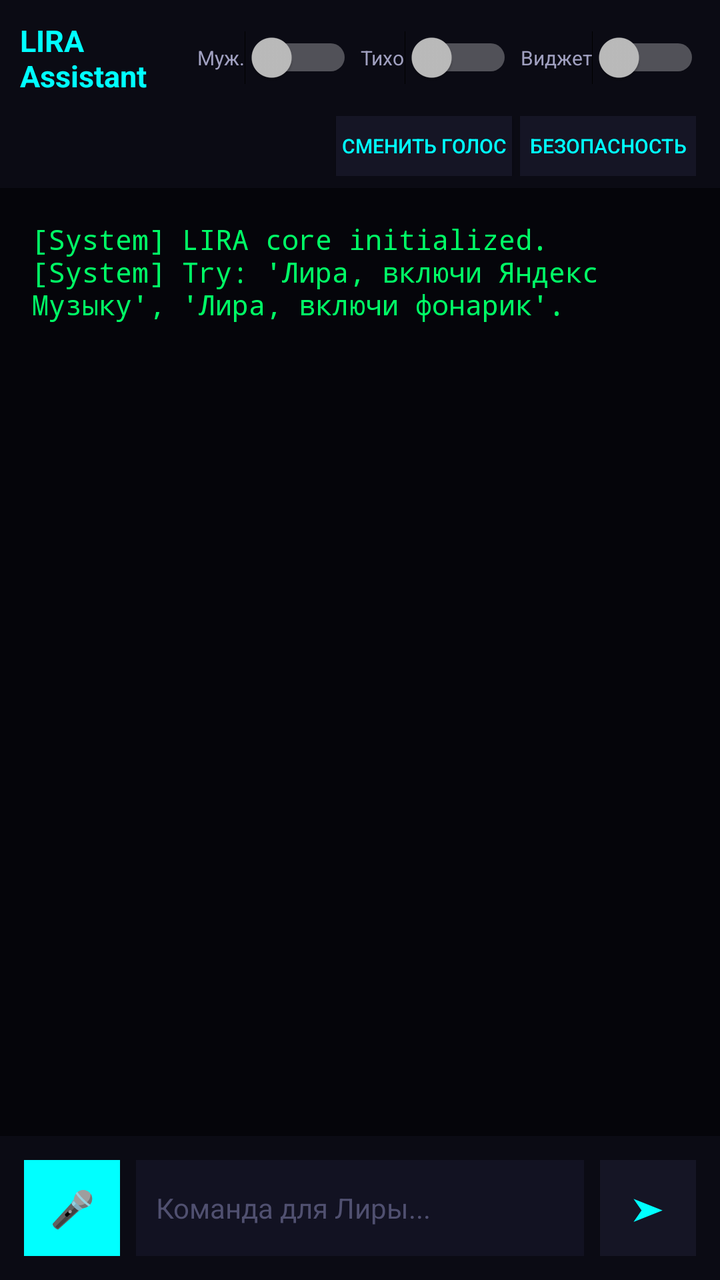
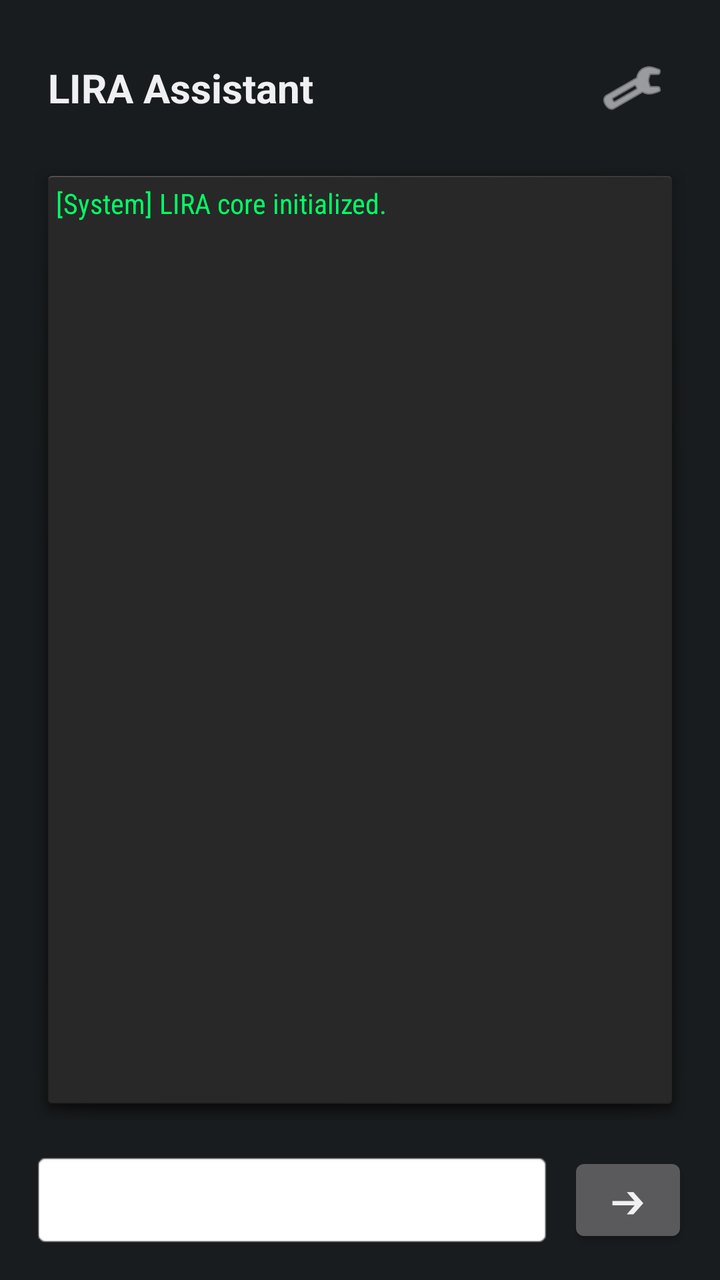

Before-and-after screenshots of an Android layout around one commit, followed by the original layout XML and the change that was made.
<!-- AndroidManifest.xml: application theme android:Theme.DeviceDefault.NoActionBar -->
<!-- res/layout/activity_main.xml -->
<?xml version="1.0" encoding="utf-8"?>
<RelativeLayout xmlns:android="http://schemas.android.com/apk/res/android"
    android:layout_width="match_parent"
    android:layout_height="match_parent"
    android:background="#05050A">

    <LinearLayout
        android:id="@+id/topBar"
        android:layout_width="match_parent"
        android:layout_height="wrap_content"
        android:orientation="horizontal"
        android:padding="10dp"
        android:gravity="center_vertical"
        android:background="#0B0B14">
        
        <TextView
            android:layout_width="0dp"
            android:layout_height="wrap_content"
            android:layout_weight="1"
            android:text="LIRA Assistant"
            android:textColor="#00FFFF"
            android:textSize="15sp"
            android:textStyle="bold"/>

        <Switch
            android:id="@+id/genderSwitch"
            android:layout_width="wrap_content"
            android:layout_height="wrap_content"
            android:text="Муж."
            android:textColor="#A0A0C0"
            android:textSize="10sp"
            android:layout_marginEnd="4dp"/>

        <Switch
            android:id="@+id/voiceMuteSwitch"
            android:layout_width="wrap_content"
            android:layout_height="wrap_content"
            android:text="Тихо"
            android:textColor="#A0A0C0"
            android:textSize="10sp"
            android:layout_marginEnd="4dp"/>

        <Switch
            android:id="@+id/widgetSwitch"
            android:layout_width="wrap_content"
            android:layout_height="wrap_content"
            android:text="Виджет"
            android:textColor="#A0A0C0"
            android:textSize="10sp"/>
    </LinearLayout>

    <LinearLayout
        android:id="@+id/subTopBar"
        android:layout_width="match_parent"
        android:layout_height="wrap_content"
        android:layout_below="@id/topBar"
        android:orientation="horizontal"
        android:paddingStart="12dp"
        android:paddingEnd="12dp"
        android:paddingBottom="6dp"
        android:background="#0B0B14"
        android:gravity="end">

        <Button
            android:id="@+id/voiceBtn"
            android:layout_width="wrap_content"
            android:layout_height="30dp"
            android:text="Сменить голос"
            android:textSize="10sp"
            android:layout_marginStart="4dp"
            android:background="#151525"
            android:textColor="#00FFFF"/>
            
        <Button
            android:id="@+id/policyBtn"
            android:layout_width="wrap_content"
            android:layout_height="30dp"
            android:text="Безопасность"
            android:textSize="10sp"
            android:layout_marginStart="4dp"
            android:background="#151525"
            android:textColor="#00FFFF"/>
    </LinearLayout>

    <ScrollView
        android:id="@+id/scrollView"
        android:layout_width="match_parent"
        android:layout_height="match_parent"
        android:layout_above="@id/bottomBar"
        android:layout_below="@id/subTopBar"
        android:padding="16dp">
        
        <TextView
            android:id="@+id/chatDisplay"
            android:layout_width="match_parent"
            android:layout_height="wrap_content"
            android:textColor="#00FF66"
            android:textSize="14sp"
            android:fontFamily="monospace"
            android:text="[System] LIRA core initialized.\n[System] Try: 'Лира, включи Яндекс Музыку', 'Лира, включи фонарик'."/>
    </ScrollView>

    <LinearLayout
        android:id="@+id/bottomBar"
        android:layout_width="match_parent"
        android:layout_height="wrap_content"
        android:layout_alignParentBottom="true"
        android:orientation="horizontal"
        android:padding="12dp"
        android:gravity="center_vertical"
        android:background="#0B0B14">

        <Button
            android:id="@+id/micButton"
            android:layout_width="48dp"
            android:layout_height="48dp"
            android:background="#00FFFF"
            android:text="🎤"
            android:textSize="18sp"
            android:textColor="#000000"/>

        <EditText
            android:id="@+id/inputField"
            android:layout_width="0dp"
            android:layout_height="48dp"
            android:layout_weight="1"
            android:layout_marginStart="8dp"
            android:layout_marginEnd="8dp"
            android:hint="Команда для Лиры..."
            android:textColorHint="#505070"
            android:textColor="#FFFFFF"
            android:textSize="14sp"
            android:background="#121222"
            android:paddingStart="10dp"
            android:paddingEnd="10dp"/>

        <Button
            android:id="@+id/sendButton"
            android:layout_width="48dp"
            android:layout_height="48dp"
            android:background="#151525"
            android:text="➤"
            android:textColor="#00FFFF"
            android:textSize="16sp"/>
    </LinearLayout>
</RelativeLayout>
<!-- resources referenced by this layout -->
<resources>

</resources>

<!-- the commit's change to res/layout/activity_main.xml (unified diff, before → after) -->
@@ -1,146 +1,86 @@
 <?xml version="1.0" encoding="utf-8"?>
-<RelativeLayout xmlns:android="http://schemas.android.com/apk/res/android"
+<LinearLayout xmlns:android="http://schemas.android.com/apk/res/android"
     android:layout_width="match_parent"
     android:layout_height="match_parent"
-    android:background="#05050A">
+    android:orientation="vertical"
+    android:background="?android:attr/colorBackground"
+    android:padding="16dp">
 
+    
     <LinearLayout
-        android:id="@+id/topBar"
+        android:layout_width="match_parent"
+        android:layout_height="56dp"
+        android:orientation="horizontal"
+        android:gravity="center_vertical"
+        android:paddingHorizontal="8dp">
+
+        <TextView
+            android:id="@+id/titleText"
+            android:layout_width="0dp"
+            android:layout_height="wrap_content"
+            android:layout_weight="1"
+            text="LIRA Assistant"
+            android:text="LIRA Assistant"
+            android:textSize="20sp"
+            android:textStyle="bold"
+            android:textColor="?android:attr/textColorPrimary"/>
+
+        <ImageButton
+            android:id="@+id/settingsButton"
+            android:layout_width="40dp"
+            android:layout_height="40dp"
+            android:background="?attr/selectableItemBackgroundBorderless"
+            android:src="@android:drawable/ic_menu_manage"
+            android:contentDescription="Настройки"
+            android:tint="?android:attr/textColorPrimary"/>
+    </LinearLayout>
+
+    
+    <ScrollView
+        android:id="@+id/scrollView"
+        android:layout_width="match_parent"
+        android:layout_height="0dp"
+        android:layout_weight="1"
+        android:layout_marginVertical="8dp"
+        android:background="@android:drawable/dialog_holo_dark_frame"
+        android:padding="12dp">
+
+        <TextView
+            android:id="@+id/chatLog"
+            android:layout_width="match_parent"
+            android:layout_height="wrap_content"
+            android:text="[System] LIRA core initialized.\n"
+            android:textColor="#00FF66"
+            android:textSize="14sp"
+            android:fontFamily="sans-serif-condensed"/>
+    </ScrollView>
+
+    
+    <LinearLayout
         android:layout_width="match_parent"
         android:layout_height="wrap_content"
         android:orientation="horizontal"
-        android:padding="10dp"
         android:gravity="center_vertical"
-        android:background="#0B0B14">
-        
-        <TextView
-            android:layout_width="0dp"
-            android:layout_height="wrap_content"
-            android:layout_weight="1"
-            android:text="LIRA Assistant"
-            android:textColor="#00FFFF"
-            android:textSize="15sp"
-            android:textStyle="bold"/>
-
-        <Switch
-            android:id="@+id/genderSwitch"
-            android:layout_width="wrap_content"
-            android:layout_height="wrap_content"
-            android:text="Муж."
-            android:textColor="#A0A0C0"
-            android:textSize="10sp"
-            android:layout_marginEnd="4dp"/>
-
-        <Switch
-            android:id="@+id/voiceMuteSwitch"
-            android:layout_width="wrap_content"
-            android:layout_height="wrap_content"
-            android:text="Тихо"
-            android:textColor="#A0A0C0"
-            android:textSize="10sp"
-            android:layout_marginEnd="4dp"/>
-
-        <Switch
-            android:id="@+id/widgetSwitch"
-            android:layout_width="wrap_content"
-            android:layout_height="wrap_content"
-            android:text="Виджет"
-            android:textColor="#A0A0C0"
-            android:textSize="10sp"/>
-    </LinearLayout>
-
-    <LinearLayout
-        android:id="@+id/subTopBar"
-        android:layout_width="match_parent"
-        android:layout_height="wrap_content"
-        android:layout_below="@id/topBar"
-        android:orientation="horizontal"
-        android:paddingStart="12dp"
-        android:paddingEnd="12dp"
-        android:paddingBottom="6dp"
-        android:background="#0B0B14"
-        android:gravity="end">
-
-        <Button
-            android:id="@+id/voiceBtn"
-            android:layout_width="wrap_content"
-            android:layout_height="30dp"
-            android:text="Сменить голос"
-            android:textSize="10sp"
-            android:layout_marginStart="4dp"
-            android:background="#151525"
-            android:textColor="#00FFFF"/>
-            
-        <Button
-            android:id="@+id/policyBtn"
-            android:layout_width="wrap_content"
-            android:layout_height="30dp"
-            android:text="Безопасность"
-            android:textSize="10sp"
-            android:layout_marginStart="4dp"
-            android:background="#151525"
-            android:textColor="#00FFFF"/>
-    </LinearLayout>
-
-    <ScrollView
-        android:id="@+id/scrollView"
-        android:layout_width="match_parent"
-        android:layout_height="match_parent"
-        android:layout_above="@id/bottomBar"
-        android:layout_below="@id/subTopBar"
-        android:padding="16dp">
-        
-        <TextView
-            android:id="@+id/chatDisplay"
-            android:layout_width="match_parent"
-            android:layout_height="wrap_content"
-            android:textColor="#00FF66"
-            android:textSize="14sp"
-            android:fontFamily="monospace"
-            android:text="[System] LIRA core initialized.\n[System] Try: 'Лира, включи Яндекс Музыку', 'Лира, включи фонарик'."/>
-    </ScrollView>
-
-    <LinearLayout
-        android:id="@+id/bottomBar"
-        android:layout_width="match_parent"
-        android:layout_height="wrap_content"
-        android:layout_alignParentBottom="true"
-        android:orientation="horizontal"
-        android:padding="12dp"
-        android:gravity="center_vertical"
-        android:background="#0B0B14">
-
-        <Button
-            android:id="@+id/micButton"
-            android:layout_width="48dp"
-            android:layout_height="48dp"
-            android:background="#00FFFF"
-            android:text="🎤"
-            android:textSize="18sp"
-            android:textColor="#000000"/>
+        android:paddingTop="8dp">
 
         <EditText
             android:id="@+id/inputField"
             android:layout_width="0dp"
             android:layout_height="48dp"
             android:layout_weight="1"
-            android:layout_marginStart="8dp"
-            android:layout_marginEnd="8dp"
+            android:background="@android:drawable/editbox_background_normal"
             android:hint="Команда для Лиры..."
-            android:textColorHint="#505070"
-            android:textColor="#FFFFFF"
-            android:textSize="14sp"
-            android:background="#121222"
-            android:paddingStart="10dp"
-            android:paddingEnd="10dp"/>
+            android:paddingHorizontal="12dp"
+            android:textSize="16sp"
+            android:inputType="text"/>
 
         <Button
             android:id="@+id/sendButton"
-            android:layout_width="48dp"
+            android:layout_width="60dp"
             android:layout_height="48dp"
-            android:background="#151525"
-            android:text="➤"
-            android:textColor="#00FFFF"
-            android:textSize="16sp"/>
+            android:layout_marginStart="8dp"
+            android:text="➔"
+            android:textSize="18sp"/>
     </LinearLayout>
-</RelativeLayout>
+
+</LinearLayout>
